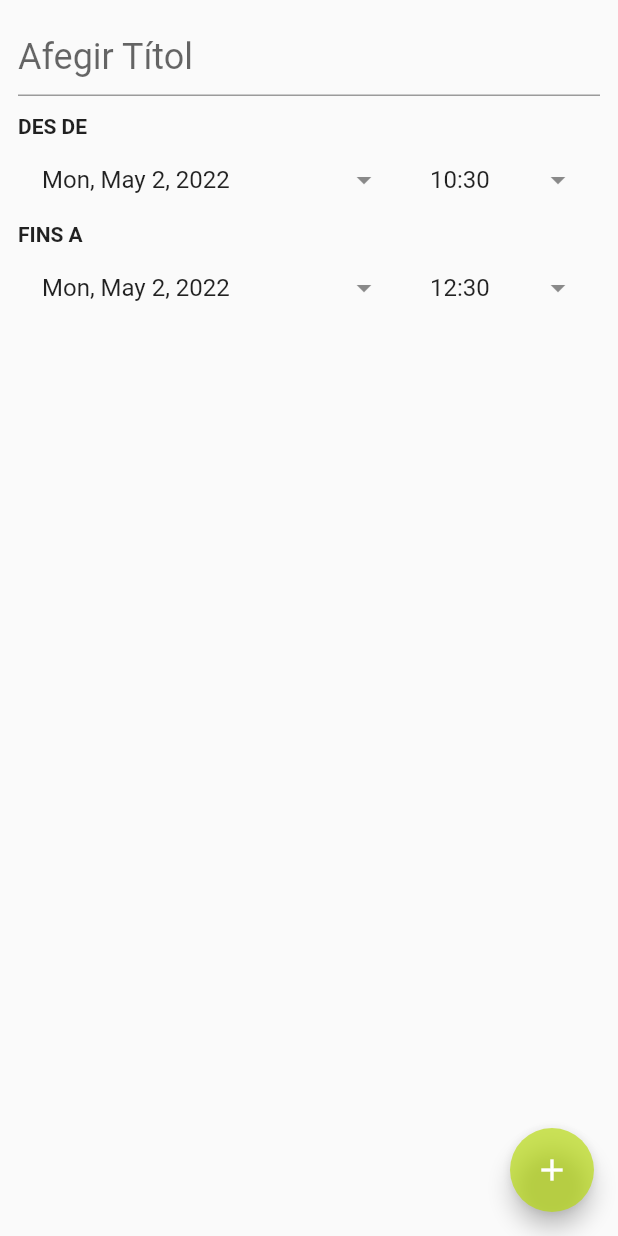
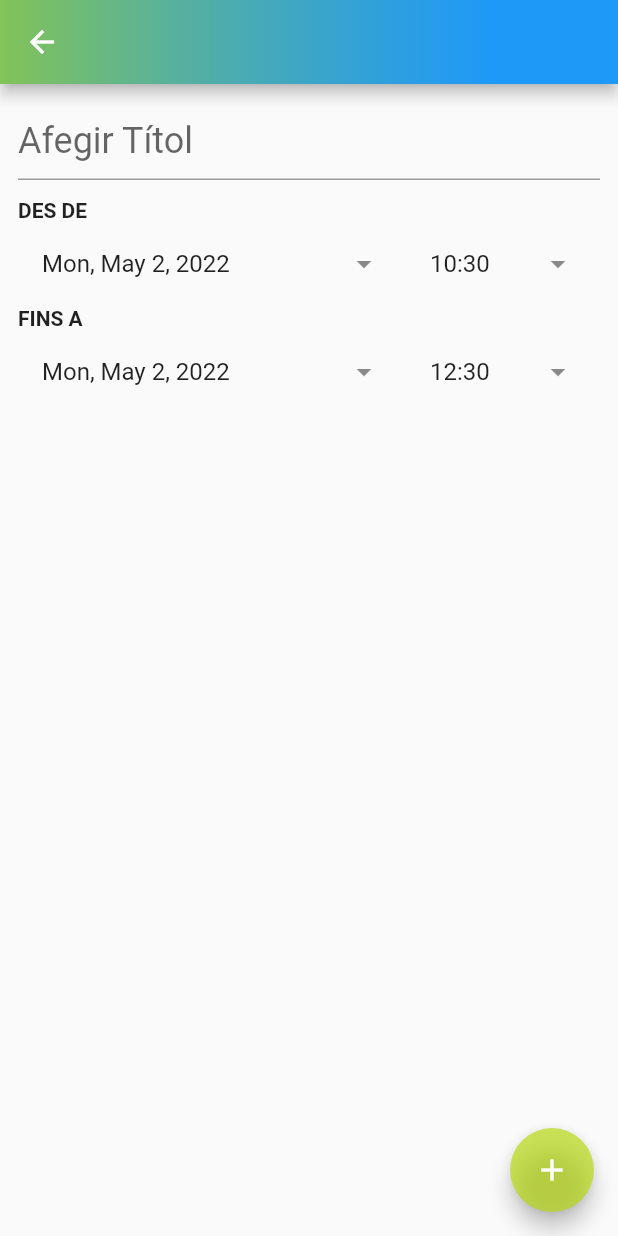
Before and after one commit to marti-oss/motxilla_app, a Flutter app: the CalendarAddActivity screen opened directly, on a phone screen of 412 x 824 dp. Run offline on Flutter 3.47's test engine with Material 2 defaults, Android fonts, the phone set to English and light mode, and no system bars; our stand-ins replace nb_utils, syncfusion_flutter_calendar.

Commit message:
Problemes amb el git solucionats

```diff
--- a/lib/calendar_add_activity.dart
+++ b/lib/calendar_add_activity.dart
@@ -49,6 +49,19 @@ class CalendarAddActivityState extends State<CalendarAddActivity> {
   @override
   Widget build(BuildContext context) {
     return Scaffold(
+      appBar: AppBar(
+        flexibleSpace: Container(
+            decoration: const BoxDecoration(
+                gradient: LinearGradient(
+                  colors: [Color.fromRGBO(182, 218, 7, 0.658 ), Color.fromRGBO(26, 156, 255, 0.455)],
+                  begin: Alignment.topLeft,
+                  end: Alignment.topRight,
+                  stops: [0.0, 0.8],
+                  tileMode: TileMode.clamp,
+                )
+            )
+        ),
+      ),
       body: SingleChildScrollView(
         padding: EdgeInsets.all(12),
         child: Form(
```
